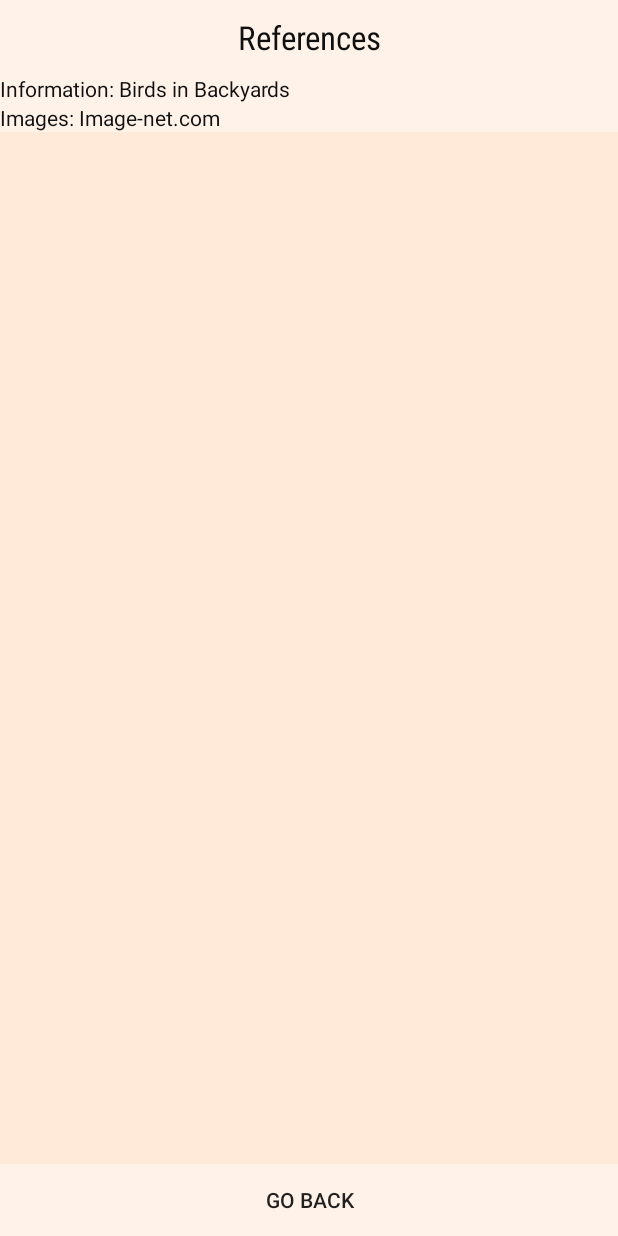
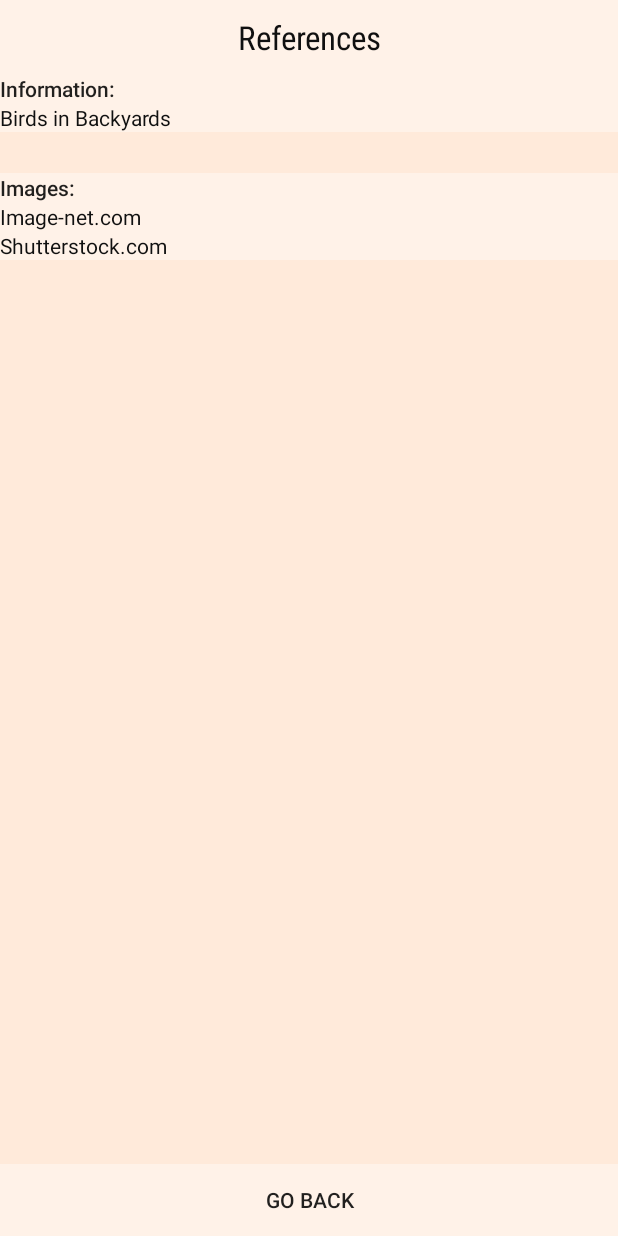
Before and after one commit to lowejosh/Fluttr, an Android app: the SettingActivity screen opened directly, with no data from a screen before it, after a tap on "SHOW REFERENCES", on a phone screen of 412 x 824 dp. Run offline under Robolectric (Android 15) with nearby library versions, the phone set to English and light mode, and no system bars.

Commit message:
Updated references

```diff
--- a/OpenCV/app/src/main/res/layout/set_references.xml
+++ b/OpenCV/app/src/main/res/layout/set_references.xml
@@ -8,20 +8,41 @@
 
     <TextView
         android:id="@+id/title"
+        style="@style/Title"
         android:layout_width="match_parent"
         android:layout_height="wrap_content"
-        android:text="@string/references"
         android:layout_marginBottom="2sp"
-        style="@style/Title"/>
+        android:text="@string/references" />
 
     <TextView
         android:id="@+id/image-net"
         android:layout_width="match_parent"
         android:layout_height="wrap_content"
         android:layout_alignParentStart="true"
-        android:layout_below="@+id/backyards"
+        android:layout_below="@+id/images"
         android:background="@color/background"
-        android:text="@string/images_image_net_com"
+        android:text="@string/image_net_com"
+        android:textColor="@color/text" />
+
+    <TextView
+        android:id="@+id/images"
+        android:layout_width="match_parent"
+        android:layout_height="wrap_content"
+        android:layout_alignParentStart="true"
+        android:layout_alignParentTop="true"
+        android:layout_marginTop="115dp"
+        android:background="@color/background"
+        android:text="@string/images"
+        android:textAppearance="@style/TextAppearance.AppCompat.Body2" />
+
+    <TextView
+        android:id="@+id/shutterstock"
+        android:layout_width="match_parent"
+        android:layout_height="wrap_content"
+        android:layout_alignParentStart="true"
+        android:layout_below="@+id/image-net"
+        android:background="@color/background"
+        android:text="@string/shutterstock_com"
         android:textColor="@color/text" />
 
     <TextView
@@ -29,11 +50,21 @@
         android:layout_width="match_parent"
         android:layout_height="wrap_content"
         android:layout_alignParentStart="true"
+        android:layout_below="@+id/information"
+        android:background="@color/background"
+        android:text="@string/birds_in_backyards"
+        android:textColor="@color/text" />
+
+    <TextView
+        android:id="@+id/information"
+        android:layout_width="match_parent"
+        android:layout_height="wrap_content"
+        android:layout_alignParentStart="true"
         android:layout_below="@+id/title"
         android:layout_marginTop="-2sp"
         android:background="@color/background"
-        android:text="@string/information_birds_in_backyards"
-        android:textColor="@color/text" />
+        android:text="@string/information"
+        android:textAppearance="@style/TextAppearance.AppCompat.Body2" />
 
     <Button
         android:id="@+id/backButton"
--- a/OpenCV/app/src/main/res/values/strings.xml
+++ b/OpenCV/app/src/main/res/values/strings.xml
@@ -25,4 +25,9 @@
     <string name="images_image_net_com">Images: Image-net.com</string>
     <string name="are_you_sure">Are you sure?</string>
     <string name="confirm">Confirm</string>
+    <string name="image_net_com">Image-net.com</string>
+    <string name="images">Images:</string>
+    <string name="shutterstock_com">Shutterstock.com</string>
+    <string name="birds_in_backyards">Birds in Backyards</string>
+    <string name="information">Information:</string>
 </resources>
```
